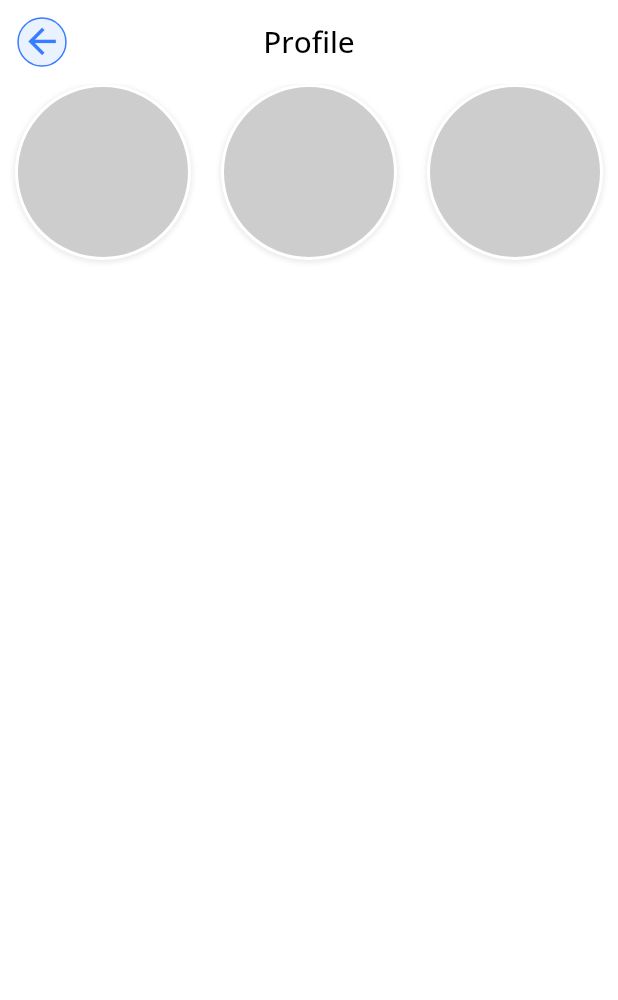
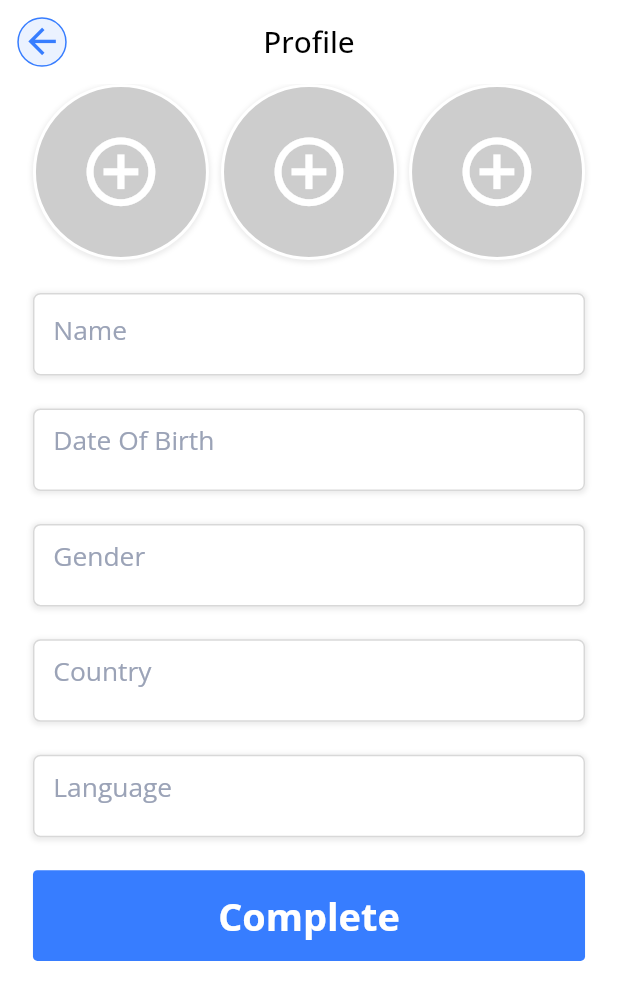
Before and after one commit to gakrsi/aloneCall, a Flutter app: the ProfileCreateView screen opened by its route, on a phone screen of 412 x 824 dp. Shown: the top 1000 px of the screen. Run offline on Flutter 3.47's test engine with Material 2 defaults, Android fonts, the light colour scheme and no system bars; our stand-ins replace camera, email_validator, equatable, firebase_auth, flutter_screenutil, geolocator and 5 more; missing offline and left inert: geocoder; accounts and stored records are empty; project files that could hold a hidden picture were left out.

Commit message:
Create profile page

```diff
--- a/lib/app/modules/profile/controller/profile_create_controller.dart
+++ b/lib/app/modules/profile/controller/profile_create_controller.dart
@@ -1,5 +1,8 @@
+import 'package:flutter/cupertino.dart';
 import 'package:get/get.dart';
 
 class ProfileCreateController extends GetxController{
 
+  TextEditingController nameController = TextEditingController();
+
 }
--- a/lib/app/modules/profile/view/profile_create_view.dart
+++ b/lib/app/modules/profile/view/profile_create_view.dart
@@ -1,13 +1,18 @@
+import 'package:alonecall/app/global_widgets/primary_button.dart';
+import 'package:alonecall/app/modules/profile/controller/profile_create_controller.dart';
 import 'package:flutter/material.dart';
 
 import 'package:alonecall/app/theme/theme.dart';
+import 'package:flutter/services.dart';
+import 'package:get/get.dart';
 
 
 
 
 class ProfileCreateView extends StatelessWidget {
   @override
-  Widget build(BuildContext context) => Scaffold(
+  Widget build(BuildContext context) => GetBuilder<ProfileCreateController>(
+    builder:(_con)=> Scaffold(
       backgroundColor: Colors.white,
       appBar: AppBar(
         backgroundColor: Colors.white,
@@ -30,13 +35,29 @@ class ProfileCreateView extends StatelessWidget {
         ),
       ),
       body: SingleChildScrollView(
+        child: Padding(
+          padding: EdgeInsets.symmetric(horizontal:Dimens.twenty),
           child: Column(
             children: [
               Row(
-            mainAxisAlignment: MainAxisAlignment.spaceAround,
+                mainAxisAlignment: MainAxisAlignment.spaceBetween,
                 children: List.generate(3, (index) => circle()),
-          )
+              ),
+              SizedBox(height: Dimens.twenty,),
+              _texField(_con.nameController,' Name'),
+              SizedBox(height: Dimens.twenty,),
+              _dateOfBirth(),
+              SizedBox(height: Dimens.twenty,),
+              _gender(),
+              SizedBox(height: Dimens.twenty,),
+              _country(),
+              SizedBox(height: Dimens.twenty,),
+              _language(),
+              SizedBox(height: Dimens.twenty,),
+              PrimaryButton(title: 'Complete',disable: true,)
             ],
+          ),
+        ),
       ),
     ),
   );
@@ -57,5 +78,125 @@ class ProfileCreateView extends StatelessWidget {
       border: Border.all(width: 2,color: Colors.white),
       color: Colors.grey.withOpacity(0.4)
     ),
+    child: Icon(Icons.add_circle_outline,color: Colors.white,size: Dimens.fifty,),
+  );
+
+  Widget _texField(TextEditingController controller,String hint)=> Container(
+    height: 55,
+    width: Dimens.screenWidth,
+    decoration: BoxDecoration(
+      border: Border.all(width: 1,color: Colors.grey.withOpacity(0.4)),
+      borderRadius: BorderRadius.circular(5),
+        color: Colors.white,
+        boxShadow: [
+          BoxShadow(
+            color: Colors.grey.withOpacity(0.2),
+            spreadRadius: 1,
+            blurRadius: 2,
+            offset: const Offset(0, 1),
+          )
+        ]
+    ),
+    child: Padding(
+      padding: const EdgeInsets.all(8.0),
+      child: TextField(
+        controller: controller,
+        style: Styles.black18,
+        keyboardType: TextInputType.name,
+        decoration: InputDecoration(
+          border: InputBorder.none,
+          hintText: hint,
+          hintStyle: Styles.grey16
+        ),
+      ),
+    ),
+  );
+
+  Widget _dateOfBirth()=>Container(
+    height: 55,
+    width: Dimens.screenWidth,
+    decoration: BoxDecoration(
+        border: Border.all(width: 1,color: Colors.grey.withOpacity(0.4)),
+        borderRadius: BorderRadius.circular(5),
+        color: Colors.white,
+        boxShadow: [
+          BoxShadow(
+            color: Colors.grey.withOpacity(0.2),
+            spreadRadius: 1,
+            blurRadius: 2,
+            offset: const Offset(0, 1),
+          )
+        ]
+    ),
+    child: Padding(
+      padding: const EdgeInsets.all(8.0),
+      child: Text(' Date Of Birth',style: Styles.grey16,)
+    ),
+  );
+
+  Widget _gender()=>Container(
+    height: 55,
+    width: Dimens.screenWidth,
+    decoration: BoxDecoration(
+        border: Border.all(width: 1,color: Colors.grey.withOpacity(0.4)),
+        borderRadius: BorderRadius.circular(5),
+        color: Colors.white,
+        boxShadow: [
+          BoxShadow(
+            color: Colors.grey.withOpacity(0.2),
+            spreadRadius: 1,
+            blurRadius: 2,
+            offset: const Offset(0, 1),
+          )
+        ]
+    ),
+    child: Padding(
+        padding: const EdgeInsets.all(8.0),
+        child: Text(' Gender',style: Styles.grey16,)
+    ),
+  );
+
+  Widget _country()=>Container(
+    height: 55,
+    width: Dimens.screenWidth,
+    decoration: BoxDecoration(
+        border: Border.all(width: 1,color: Colors.grey.withOpacity(0.4)),
+        borderRadius: BorderRadius.circular(5),
+        color: Colors.white,
+        boxShadow: [
+          BoxShadow(
+            color: Colors.grey.withOpacity(0.2),
+            spreadRadius: 1,
+            blurRadius: 2,
+            offset: const Offset(0, 1),
+          )
+        ]
+    ),
+    child: Padding(
+        padding: const EdgeInsets.all(8.0),
+        child: Text(' Country',style: Styles.grey16,)
+    ),
+  );
+
+  Widget _language()=>Container(
+    height: 55,
+    width: Dimens.screenWidth,
+    decoration: BoxDecoration(
+        border: Border.all(width: 1,color: Colors.grey.withOpacity(0.4)),
+        borderRadius: BorderRadius.circular(5),
+        color: Colors.white,
+        boxShadow: [
+          BoxShadow(
+            color: Colors.grey.withOpacity(0.2),
+            spreadRadius: 1,
+            blurRadius: 2,
+            offset: const Offset(0, 1),
+          )
+        ]
+    ),
+    child: Padding(
+        padding: const EdgeInsets.all(8.0),
+        child: Text(' Language',style: Styles.grey16,)
+    ),
   );
 }
--- a/lib/app/routes/app_pages.dart
+++ b/lib/app/routes/app_pages.dart
@@ -17,7 +17,7 @@ part 'app_routes.dart';
 /// [pages] : will contain all the pages in the application as a route
 ///                 and will be used in the material app.
 abstract class AppPages{
-  static const initial = _Paths.profile;
+  static const initial = _Paths.login;
   static var transitionDuration = const Duration(
     milliseconds: 300,
   );
```
Lines whose indentation alone changed are shown as unchanged.
